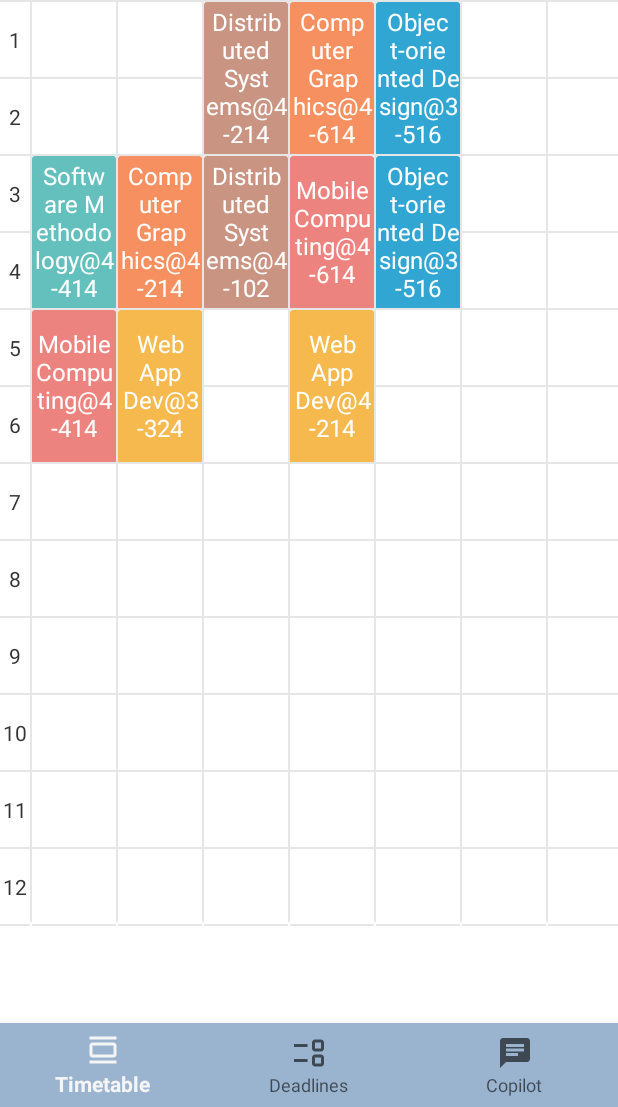
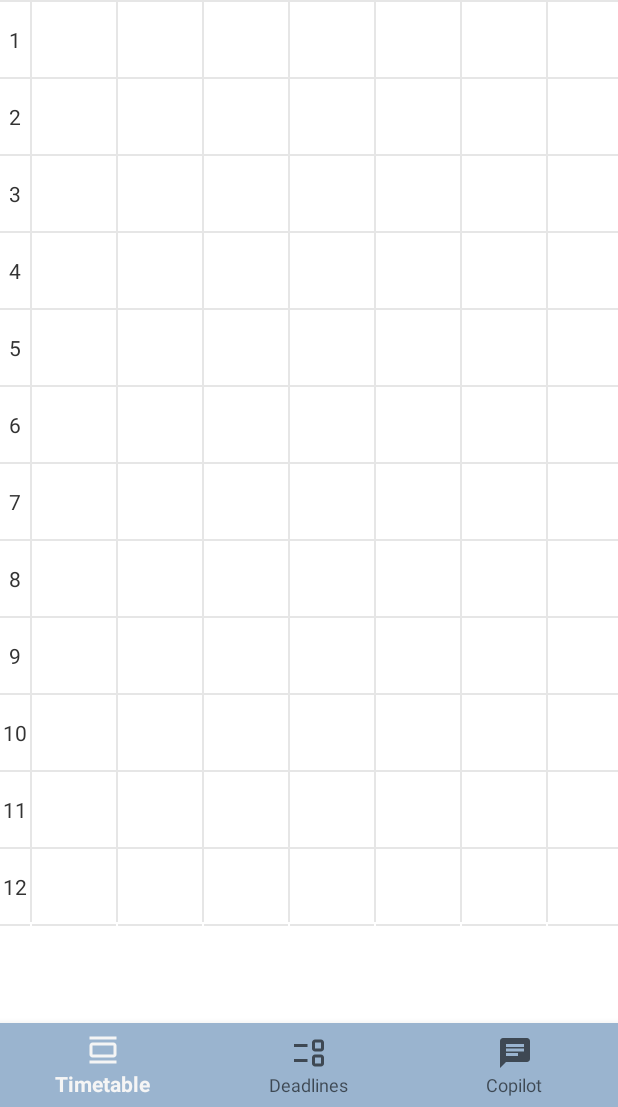
Before and after one commit to peylix/Curricularica-Android, an Android app: the screen it shows after launch (MainActivity), on a phone screen of 412 x 824 dp, the part 129-1236 px from its top. Run offline under Robolectric (Android 15) with nearby library versions, the phone set to English and light mode, and no system bars.

Commit message:
Cleaned up the code

```diff
--- a/app/src/main/java/com/example/curricularica/ChatActivity.java
+++ b/app/src/main/java/com/example/curricularica/ChatActivity.java
@@ -1,10 +1,8 @@
 package com.example.curricularica;
 
-import android.app.Activity;
 import android.content.Intent;
 import android.content.SharedPreferences;
 import android.os.Bundle;
-import android.util.Log;
 import android.view.View;
 import android.widget.Button;
 import android.widget.EditText;
@@ -21,7 +19,6 @@ import org.json.JSONArray;
 import org.json.JSONException;
 import org.json.JSONObject;
 
-import java.io.Serializable;
 import java.util.ArrayList;
 
 public class ChatActivity extends AppCompatActivity {
--- a/app/src/main/java/com/example/curricularica/CourseModel.java
+++ b/app/src/main/java/com/example/curricularica/CourseModel.java
@@ -1,7 +1,6 @@
 package com.example.curricularica;
 
 import java.io.Serializable;
-import java.util.ArrayList;
 
 public class CourseModel implements Serializable {
     private int id;
--- a/app/src/main/java/com/example/curricularica/MainActivity.java
+++ b/app/src/main/java/com/example/curricularica/MainActivity.java
@@ -1,6 +1,5 @@
 package com.example.curricularica;
 
-import java.io.Serializable;
 import java.lang.reflect.Type;
 import java.text.ParseException;
 import java.text.SimpleDateFormat;
@@ -8,9 +7,7 @@ import java.util.ArrayList;
 import java.util.Date;
 import java.util.List;
 import java.util.Locale;
-import java.util.Objects;
 
-import android.app.Activity;
 import android.app.AlertDialog;
 import android.content.Context;
 import android.content.Intent;
@@ -20,7 +17,6 @@ import android.view.LayoutInflater;
 import android.view.Menu;
 import android.view.MenuItem;
 import android.view.View;
-import android.widget.Button;
 import android.widget.EditText;
 
 import androidx.appcompat.app.AppCompatActivity;
@@ -42,17 +38,8 @@ public class MainActivity extends AppCompatActivity {
         setSupportActionBar(myToolbar);
 
 
-
-//        courseModels = new ArrayList<>();
-//        timeTableView = findViewById(R.id.main_timetable_ly);
-//        addList();
-//        timeTableView.setCourse(courseModels);
-
-
-
         if (isSharedPreferencesEmpty()) {
             courseModels = new ArrayList<>();
-            addList();
             saveCourses(courseModels);
         }
 
@@ -70,9 +57,6 @@ public class MainActivity extends AppCompatActivity {
                 return true;
             } else if (item.getItemId() == R.id.deadlines) {
                 Intent deadlinesIntent = new Intent(this, DeadlinesActivity.class);
-//                deadlinesIntent.putExtra("TIMETABLE_LIST", (Serializable) courseModels);
-//                deadlinesIntent.putExtra("TIMETABLE_LIST_2", (Serializable) courseModels);
-
                 startActivity(deadlinesIntent);
                 return true;
             } else if (item.getItemId() == R.id.copilot) {
@@ -95,12 +79,6 @@ public class MainActivity extends AppCompatActivity {
     public boolean onOptionsItemSelected(MenuItem item) {
         int id = item.getItemId();
 
-//        if (id == R.id.menu_show_courses) {
-//            Intent coursesIntent = new Intent(this, CoursesListActivity.class);
-//            coursesIntent.putExtra("TIMETABLE_LIST", (Serializable) courseModels);
-//            startActivity(coursesIntent);
-//            return true;
-//        } else
         if (id == R.id.menu_about) {
             Intent aboutIntent = new Intent(this, AboutActivity.class);
             startActivity(aboutIntent);
@@ -259,40 +237,6 @@ public class MainActivity extends AppCompatActivity {
 
 
 
-
-
-    private void addList() {
-        courseModels.add(new CourseModel(0, "COMP3017J", 3, 4, 1, "9:55", "11:30", "Software Methodology",
-                "Qing Mi", "4-414", "1-16", "COMP3017J Final Exam", "2023-12-25", "Location: TB4-201", "Technical Interview Project", "2023-12-15", "Should submit a docker image."));
-        courseModels.add(new CourseModel(2, "COMP3033J", 3, 4, 2, "9:55", "11:30", "Computer Graphics",
-                "Mohamed Saadeldin", "4-214", "1-15", "COMP3033J Final Exam", "2023-12-25", "Location: TB4-201", "Technical Interview Project", "2023-12-15", "Should submit a docker image."));
-        courseModels.add(new CourseModel(1, "COMP3011J", 5, 6, 1, "13:30", "15:05", "Mobile Computing",
-                "Mohamed Saadeldin", "4-414", "1-15", "", "", "", "Final Submission", "2023-12-21", "Go to CS Moodle for more details."));
-
-
-        courseModels.add(new CourseModel(3, "COMP3019J", 5, 6, 2, "13:30", "15:05", "Web App Dev",
-                "Aiden Murphy", "3-324", "1-15", "", "", "", "Project Milestone 2", "2023-12-10", "Go to CS Moodle for more details."));
-
-        courseModels.add(new CourseModel(4, "COMP3008J", 1, 2, 3, "8:00", "9:35", "Distributed Systems",
-                "Aiden Murphy", "4-214", "1-15", "COMP3008J Final Exam", "2023-12-21", "Location: TB4-302", "Case Study", "2023-12-01", "Go to CS Moodle for more details."));
-        courseModels.add(new CourseModel(5, "COMP3008J", 3, 4, 3, "9:55", "11:30", "Distributed Systems",
-                "Aiden Murphy", "4-102", "1-15", "COMP3008J Final Exam", "2023-12-21", "Location: TB4-302", "Case Study", "2023-12-01", "Go to CS Moodle for more details."));
-
-        courseModels.add(new CourseModel(6, "COMP3033J", 1, 2, 4, "8:00", "9:35", "Computer Graphics",
-                "Mohamed Saadeldin", "4-614", "1-15", "COMP3033J Final Exam", "2023-12-27", "Location: TB4-502", "Project 2", "2023-12-31", "Go to CS Moodle for more details."));
-        courseModels.add(new CourseModel(7, "COMP3011", 3, 4, 4, "9:55", "11:30", "Mobile Computing",
-                "Mohamed Saadeldin", "4-614", "1-15", "", "", "", "Final Submission", "2023-12-21", "Go to CS Moodle for more details."));
-        courseModels.add(new CourseModel(8, "COMP3019J", 5, 6, 4, "13:30", "15:05", "Web App Dev",
-                "Aiden Murphy", "4-214", "1-15", "", "", "", "Project Milestone 2", "2023-12-10", "Go to CS Moodle for more details."));
-
-        courseModels.add(new CourseModel(9, "COMP3013J", 1, 2, 5, "8:00", "9:35", "Object-oriented Design",
-                "Sean Russell", "3-516", "1-15", "COMP3013J Final Exam", "2023-12-19", "Location: TB4-102", "Assignment Part 4", "2023-12-15", "Go to CS Moodle for more details. Note that we should submit a docker image."));
-        courseModels.add(new CourseModel(10, "COMP3013J", 3, 4, 5, "9:55", "11:30", "Object-oriented Design",
-                "Sean Russell", "3-516", "1-15", "COMP3013J Final Exam", "2023-12-19", "Location: TB4-102", "Assignment Part 4", "2023-12-15", "Go to CS Moodle for more details. Note that we should submit a docker image."));
-
-    }
-
-
     private void saveCourses(List<CourseModel> courses) {
         SharedPreferences sharedPreferences = getSharedPreferences("MySharedPref", MODE_PRIVATE);
         SharedPreferences.Editor editor = sharedPreferences.edit();
@@ -313,9 +257,6 @@ public class MainActivity extends AppCompatActivity {
             Type type = new TypeToken<List<CourseModel>>() {}.getType();
             return gson.fromJson(json, type);
         } else {
-//            courseModels = new ArrayList<>();
-//            addList();
-//            return courseModels;
             return new ArrayList<>();
         }
     }
--- a/app/src/main/java/com/example/curricularica/TimetableView.java
+++ b/app/src/main/java/com/example/curricularica/TimetableView.java
@@ -1,5 +1,4 @@
 package com.example.curricularica;
-
 
 import java.util.ArrayList;
 import java.util.Collections;
--- a/app/src/main/java/com/example/curricularica/TimetableWidgetProvider.java
+++ b/app/src/main/java/com/example/curricularica/TimetableWidgetProvider.java
@@ -5,10 +5,7 @@ import android.appwidget.AppWidgetProvider;
 import android.content.Context;
 import android.content.Intent;
 import android.net.Uri;
-import android.util.Log;
 import android.widget.RemoteViews;
-
-import java.util.List;
 
 public class TimetableWidgetProvider extends AppWidgetProvider {
 
--- a/app/src/main/java/com/example/curricularica/WidgetRemoteViewsFactory.java
+++ b/app/src/main/java/com/example/curricularica/WidgetRemoteViewsFactory.java
@@ -54,8 +54,7 @@ class WidgetRemoteViewsFactory implements RemoteViewsService.RemoteViewsFactory
         Log.d("WidgetRemoteViewsFactory", "Course at position " + position + ": " + course.toString());
 
         rv.setTextViewText(R.id.widget_course_name, course.getName());
-//        rv.setTextViewText(R.id.widget_start_time, course.getStartTime());
-//        rv.setTextViewText(R.id.widget_end_time, course.getEndTime());
+
         return rv;
     }
 
```
Also changed, not shown: app/src/main/java/com/example/curricularica/DeadlinesActivity.java (+0 -8 lines), app/src/main/java/com/example/curricularica/SettingsActivity.java (+0 -12 lines).
